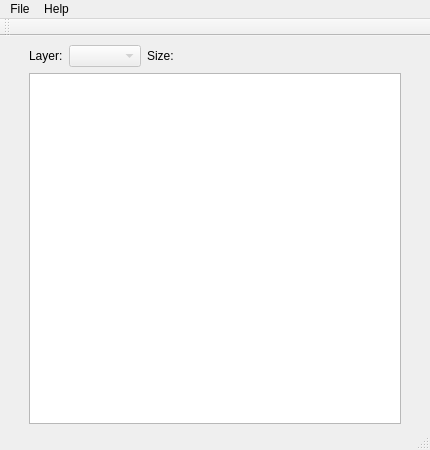
Before: the Qt Designer form mainwindow.ui in Psina909/Pyramid-App, drawn with Qt 5.
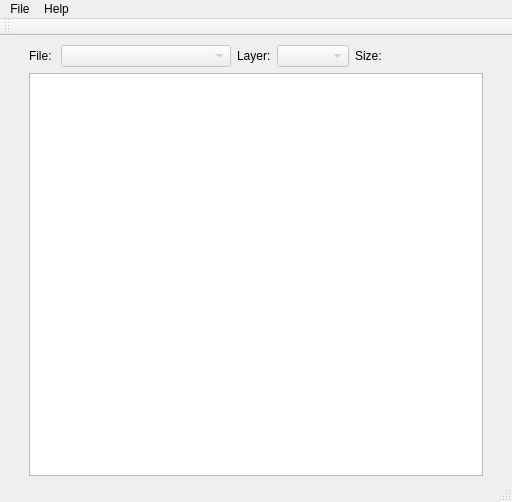
After: the same form once the commit is applied.

Patch:
```diff
--- a/mainwindow.ui
+++ b/mainwindow.ui
@@ -6,14 +6,14 @@
    <rect>
     <x>0</x>
     <y>0</y>
-    <width>430</width>
-    <height>450</height>
+    <width>512</width>
+    <height>502</height>
    </rect>
   </property>
   <property name="minimumSize">
    <size>
-    <width>380</width>
-    <height>400</height>
+    <width>460</width>
+    <height>480</height>
    </size>
   </property>
   <property name="windowTitle">
@@ -38,6 +38,41 @@
     </property>
     <item>
      <layout class="QHBoxLayout" name="horizontalLayout">
+      <item>
+       <widget class="QLabel" name="label_3">
+        <property name="sizePolicy">
+         <sizepolicy hsizetype="Fixed" vsizetype="Fixed">
+          <horstretch>0</horstretch>
+          <verstretch>0</verstretch>
+         </sizepolicy>
+        </property>
+        <property name="text">
+         <string>File: </string>
+        </property>
+       </widget>
+      </item>
+      <item>
+       <widget class="QComboBox" name="comboBox_2">
+        <property name="enabled">
+         <bool>false</bool>
+        </property>
+        <property name="sizePolicy">
+         <sizepolicy hsizetype="Fixed" vsizetype="Fixed">
+          <horstretch>0</horstretch>
+          <verstretch>0</verstretch>
+         </sizepolicy>
+        </property>
+        <property name="minimumSize">
+         <size>
+          <width>170</width>
+          <height>0</height>
+         </size>
+        </property>
+        <property name="sizeAdjustPolicy">
+         <enum>QComboBox::AdjustToContents</enum>
+        </property>
+       </widget>
+      </item>
       <item>
        <widget class="QLabel" name="label_2">
         <property name="sizePolicy">
@@ -92,7 +127,7 @@
     <rect>
      <x>0</x>
      <y>0</y>
-     <width>430</width>
+     <width>512</width>
      <height>21</height>
     </rect>
    </property>
```
Left out of the diff: 2 changed lines with no effect on the pictures.
